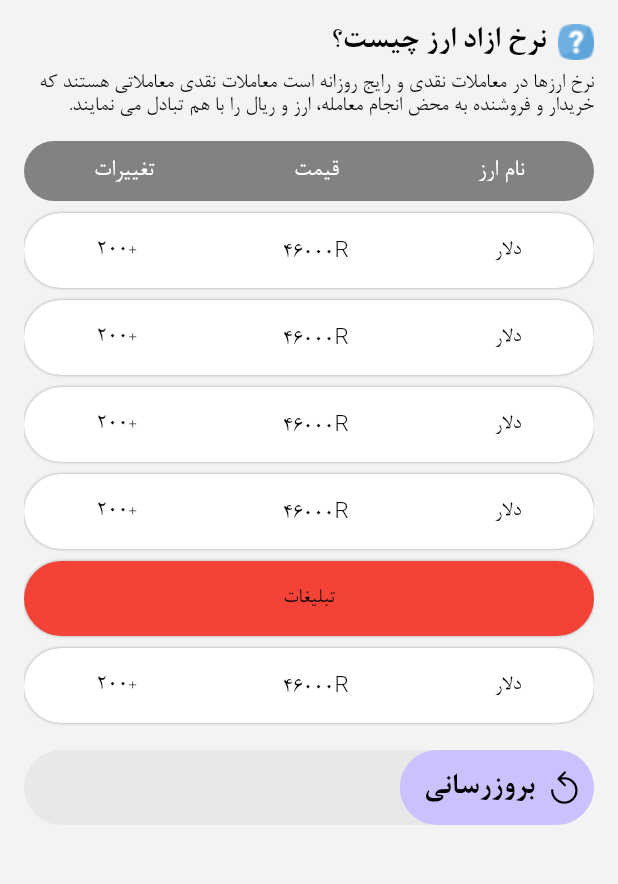
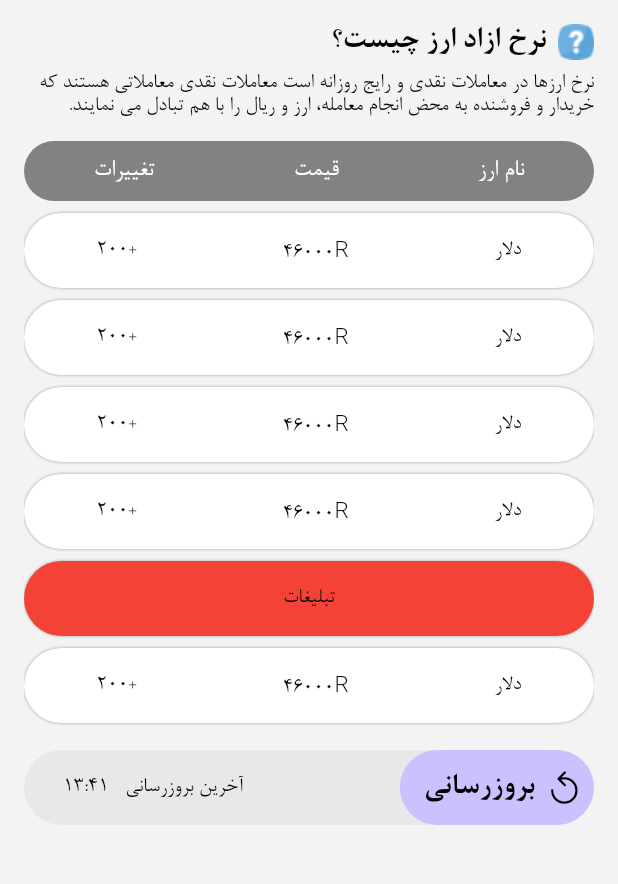
Before and after one commit to Arna98/CurrencyPrice, a Flutter app: the screen it shows after launch, on a phone screen of 412 x 824 dp, the part 84-968 px from its top. Run offline on Flutter 3.47's test engine with Material 2 defaults, Android fonts, the phone set to English and light mode, and no system bars.

Commit message:
Complete the update button box

```diff
--- a/lib/main.dart
+++ b/lib/main.dart
@@ -129,6 +129,7 @@ class BodyWidget extends StatelessWidget {
                   color: Color.fromARGB(255, 232, 232, 232),
                   borderRadius: BorderRadius.all(Radius.circular(1000))),
               child: Row(
+                mainAxisAlignment: MainAxisAlignment.spaceBetween,
                 children: [
                   SizedBox(
                     height: 50,
@@ -147,6 +148,10 @@ class BodyWidget extends StatelessWidget {
                               style: Theme.of(context).textTheme.titleLarge),
                         )),
                   ),
+                  Padding(
+                    padding: const EdgeInsets.only(left:26),
+                    child: Text("آخرین بروزرسانی   ${_getTime()}", style: Theme.of(context).textTheme.bodyLarge,),
+                  )
                 ],
               ),
             ),
@@ -155,6 +160,11 @@ class BodyWidget extends StatelessWidget {
       ),
     );
   }
+
+  String _getTime() {
+    return "13:41";
+  }
+
 }
 
 class ListviewItemSeparator extends StatelessWidget {
```
